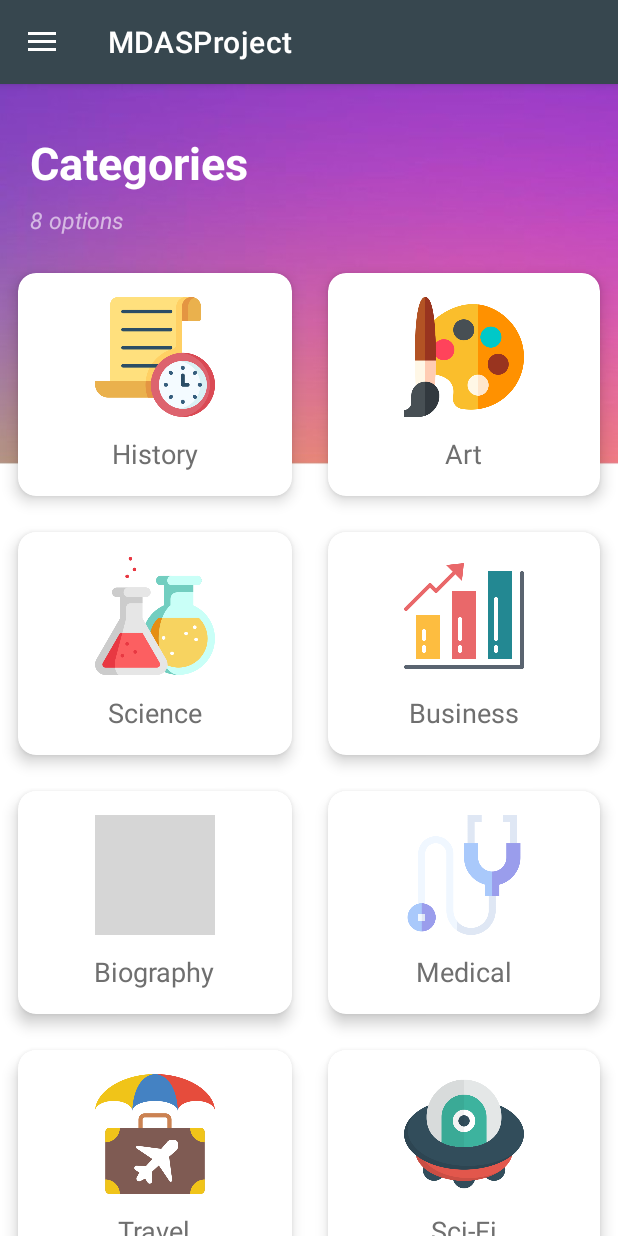
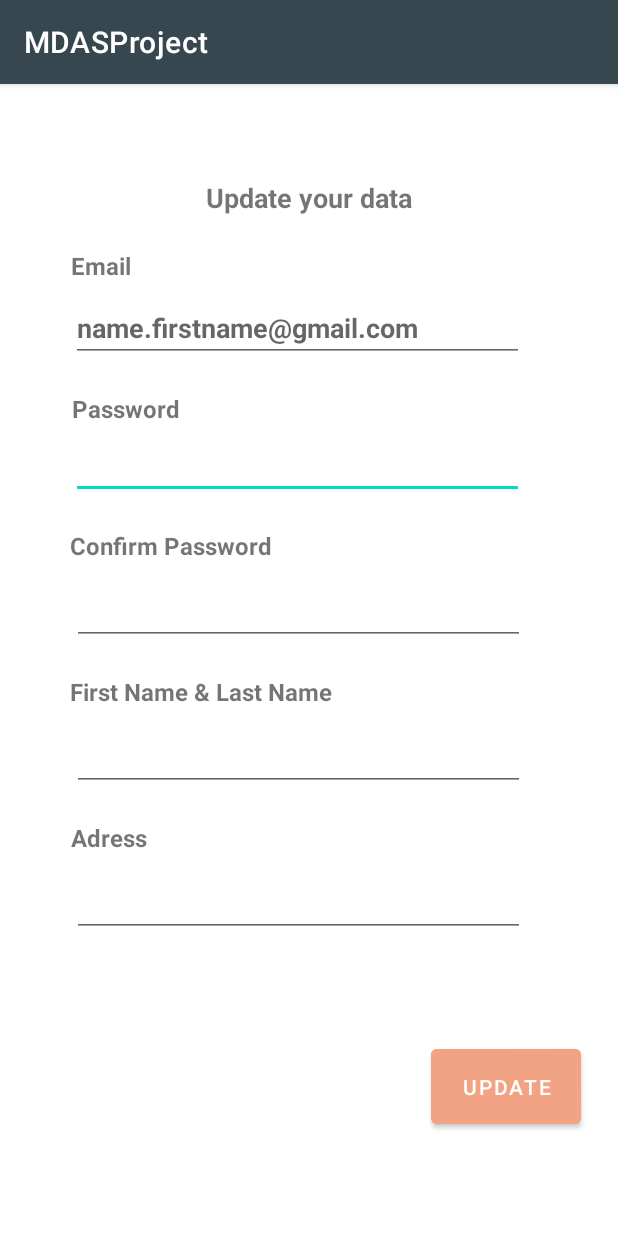
Before and after one commit to IrinaDobre/android-mdas, an Android app: the screen it shows after launch (CategoriesActivity before the commit, SettingsActivity after it), in the side drawer, after a tap on "Settings", on a phone screen of 412 x 824 dp. Run offline under Robolectric (Android 15) with nearby library versions, the phone set to English and light mode, and no system bars; our stand-ins replace Volley; pictures from the network do not load; 3 statements that could not run were skipped; grey boxes are pictures that could not be loaded.

```diff
--- a/app/src/main/AndroidManifest.xml
+++ b/app/src/main/AndroidManifest.xml
@@ -13,7 +13,10 @@
         android:supportsRtl="true"
         android:theme="@style/Theme.MDASProject"
         android:usesCleartextTraffic="true">
-        <activity android:name=".ShoppingCartActivity"></activity>
+        <activity android:name=".CartDetailsActivity"/>
+        <activity android:name=".FavoritesListActivity" />
+        <activity android:name=".SettingsActivity" />
+        <activity android:name=".ShoppingCartActivity" />
         <activity android:name=".BookDetailsActivity" />
         <activity android:name=".CategoryBooksActivity" />
         <activity android:name=".CategoriesActivity">
--- a/app/src/main/java/com/example/mdasproject/CategoriesActivity.java
+++ b/app/src/main/java/com/example/mdasproject/CategoriesActivity.java
@@ -123,21 +123,25 @@ public class CategoriesActivity extends AppCompatActivity implements View.OnClic
 
     @Override
     public boolean onNavigationItemSelected(@NonNull MenuItem item) {
-
+        Intent intent;
         switch(item.getItemId()) {
             case R.id.nav_fav_list :
                 Toast.makeText(getApplicationContext(),"Lista Favorite", Toast.LENGTH_LONG).show();
                 drawerLayout.closeDrawer(GravityCompat.START);
+                intent = new Intent(this, FavoritesListActivity.class);
+                startActivity(intent);
                 break;
             case R.id.nav_shopping_cart :
                 Toast.makeText(getApplicationContext(),"Lista Cumparaturi", Toast.LENGTH_LONG).show();
                 drawerLayout.closeDrawer(GravityCompat.START);
-                Intent i = new Intent(this, ShoppingCartActivity.class);
-                startActivity(i);
+                intent = new Intent(this, ShoppingCartActivity.class);
+                startActivity(intent);
                 break;
             case R.id.nav_settings :
                 Toast.makeText(getApplicationContext(),"Setari", Toast.LENGTH_LONG).show();
                 drawerLayout.closeDrawer(GravityCompat.START);
+                intent = new Intent(this, SettingsActivity.class);
+                startActivity(intent);
                 break;
             case R.id.nav_logout :
                 Toast.makeText(getApplicationContext(),"Logout", Toast.LENGTH_LONG).show();
--- /dev/null
+++ b/app/src/main/java/com/example/mdasproject/SettingsActivity.java
@@ -0,0 +1,102 @@
+package com.example.mdasproject;
+
+import androidx.appcompat.app.AppCompatActivity;
+
+import android.content.Intent;
+import android.os.Bundle;
+import android.widget.Button;
+import android.widget.EditText;
+import android.widget.Toast;
+
+import java.util.regex.Matcher;
+import java.util.regex.Pattern;
+
+import retrofit2.Call;
+import retrofit2.Callback;
+import retrofit2.Response;
+import retrofit2.Retrofit;
+import retrofit2.converter.gson.GsonConverterFactory;
+
+public class SettingsActivity extends AppCompatActivity {
+    private EditText etEmail;
+    private EditText etPassword;
+    private EditText etConfirmPassword;
+    private EditText etName;
+    private EditText etAdress;
+    private Button btnDone;
+
+    @Override
+    protected void onCreate(Bundle savedInstanceState) {
+        super.onCreate(savedInstanceState);
+        setContentView(R.layout.activity_settings);
+        initData();
+
+        btnDone.setOnClickListener(view -> {
+            if (validate()) {
+                updateUser();
+            }
+        });
+    }
+
+    public void initData() {
+        etEmail = findViewById(R.id.editTextEmailAddressSettings);
+        etPassword = findViewById(R.id.editTextPasswordSettings);
+        etConfirmPassword = findViewById(R.id.editTextConfirmPasswordSettings);
+        etName = findViewById(R.id.editTextNameSettings);
+        etAdress = findViewById(R.id.editTextAdressSettings);
+        btnDone = findViewById(R.id.buttonUpdateSettings);
+
+        //populate with data from db user
+    }
+
+    private boolean validate() {
+        boolean isValid;
+        if (etEmail.getText().toString().trim().isEmpty()) {
+            etEmail.setError("Please insert your email");
+        } else {
+            etEmail.setError(null);
+        }
+        if (etPassword.getText().toString().trim().isEmpty()) {
+            etPassword.setError("Please insert your password");
+        } else {
+            etPassword.setError(null);
+        }
+        if(etConfirmPassword.getText().toString().trim().isEmpty()) {
+            etConfirmPassword.setError("Please confirm your password");
+        } else if (!(etConfirmPassword.getText().toString().equals(etPassword.getText().toString()))) {
+            etConfirmPassword.setError("Password doesn't match");
+            etConfirmPassword.setText("");
+        } else {
+            etConfirmPassword.setError(null);
+        }
+        if (etName.getText().toString().trim().isEmpty()) {
+            etName.setError("Please insert yout name");
+        } else {
+            etName.setError(null);
+        }
+        if (etAdress.getText().toString().trim().isEmpty()) {
+            etAdress.setError("Please insert your password");
+            isValid = false;
+        } else {
+            etAdress.setError(null);
+            isValid = true;
+        }
+        return isValid;
+    }
+    public static final Pattern VALID_EMAIL_ADDRESS_REGEX =
+            Pattern.compile("^[A-Z0-9._%+-]+@[A-Z0-9.-]+\\.[A-Z]{2,6}$", Pattern.CASE_INSENSITIVE);
+
+    public static boolean validateEmail(String emailStr) {
+        Matcher matcher = VALID_EMAIL_ADDRESS_REGEX .matcher(emailStr);
+        return matcher.find();
+    }
+
+    private void updateUser() {
+        User user = new User();
+        user.setUsername(etEmail.getText().toString());
+        user.setName(etName.getText().toString());
+        user.setPassword(etPassword.getText().toString());
+        user.setAddress(etAdress.getText().toString());
+
+    }
+}
--- a/app/src/main/java/com/example/mdasproject/User.java
+++ b/app/src/main/java/com/example/mdasproject/User.java
@@ -1,5 +1,6 @@
 package com.example.mdasproject;
 
+import com.example.mdasproject.classes.Book;
 import com.example.mdasproject.classes.ShoppingCartItem;
 
 import java.util.ArrayList;
@@ -13,6 +14,7 @@ public class User {
     private String name;
     private String address;
     public static List<ShoppingCartItem> shoppingList = new ArrayList<>();
+    public static List<Book> favListBook = new ArrayList<>();
 
     public int getId() {
         return id;
--- a/app/src/main/java/com/example/mdasproject/adapters/RecyclerViewAdapter.java
+++ b/app/src/main/java/com/example/mdasproject/adapters/RecyclerViewAdapter.java
@@ -18,6 +18,7 @@ import androidx.recyclerview.widget.RecyclerView;
 import com.bumptech.glide.Glide;
 import com.bumptech.glide.request.RequestOptions;
 import com.example.mdasproject.BookDetailsActivity;
+import com.example.mdasproject.FavoritesListActivity;
 import com.example.mdasproject.R;
 import com.example.mdasproject.classes.Book;
 
@@ -61,6 +62,9 @@ public class RecyclerViewAdapter extends RecyclerView.Adapter<RecyclerViewAdapte
                 i.putExtra("bookPublishDate" ,mData.get(pos).getPublishedDate());
                 i.putExtra("bookThumbnail" ,mData.get(pos).getThumbnail());
                 i.putExtra("bookPrice", mData.get(pos).getPrice());
+                if(mContext instanceof FavoritesListActivity)  {
+                    i.putExtra("favScreen", 1);
+                }
                 mContext.startActivity(i);
             }
         });
--- /dev/null
+++ b/app/src/main/res/drawable/ic_baseline_credit_card_24.xml
@@ -0,0 +1,5 @@
+<vector android:height="24dp" android:tint="#FFFFFF"
+    android:viewportHeight="24" android:viewportWidth="24"
+    android:width="24dp" xmlns:android="http://schemas.android.com/apk/res/android">
+    <path android:fillColor="@android:color/white" android:pathData="M20,4L4,4c-1.11,0 -1.99,0.89 -1.99,2L2,18c0,1.11 0.89,2 2,2h16c1.11,0 2,-0.89 2,-2L22,6c0,-1.11 -0.89,-2 -2,-2zM20,18L4,18v-6h16v6zM20,8L4,8L4,6h16v2z"/>
+</vector>
--- /dev/null
+++ b/app/src/main/res/drawable/ic_baseline_payment_24.xml
@@ -0,0 +1,5 @@
+<vector android:height="24dp" android:tint="#FFFFFF"
+    android:viewportHeight="24" android:viewportWidth="24"
+    android:width="24dp" xmlns:android="http://schemas.android.com/apk/res/android">
+    <path android:fillColor="@android:color/white" android:pathData="M20,4L4,4c-1.11,0 -1.99,0.89 -1.99,2L2,18c0,1.11 0.89,2 2,2h16c1.11,0 2,-0.89 2,-2L22,6c0,-1.11 -0.89,-2 -2,-2zM20,18L4,18v-6h16v6zM20,8L4,8L4,6h16v2z"/>
+</vector>
--- /dev/null
+++ b/app/src/main/res/layout/activity_settings.xml
@@ -0,0 +1,182 @@
+<?xml version="1.0" encoding="utf-8"?>
+<androidx.constraintlayout.widget.ConstraintLayout xmlns:android="http://schemas.android.com/apk/res/android"
+    xmlns:app="http://schemas.android.com/apk/res-auto"
+    xmlns:tools="http://schemas.android.com/tools"
+    android:layout_width="match_parent"
+    android:layout_height="match_parent"
+    tools:context=".SettingsActivity">
+
+    <TextView
+        android:id="@+id/labelEmailSettings"
+        android:layout_width="wrap_content"
+        android:layout_height="wrap_content"
+        android:layout_marginStart="47dp"
+        android:layout_marginTop="110dp"
+        android:layout_marginEnd="324dp"
+        android:text="Email"
+        android:textSize="16dp"
+        android:textStyle="bold"
+        app:layout_constraintBottom_toTopOf="@+id/editTextEmailAddressSettings"
+        app:layout_constraintEnd_toEndOf="parent"
+        app:layout_constraintHorizontal_bias="0.0"
+        app:layout_constraintStart_toStartOf="parent"
+        app:layout_constraintTop_toTopOf="parent" />
+
+    <EditText
+        android:id="@+id/editTextPasswordSettings"
+        android:layout_width="302dp"
+        android:layout_height="wrap_content"
+        android:layout_marginStart="47dp"
+        android:layout_marginTop="4dp"
+        android:layout_marginEnd="62dp"
+        android:ems="10"
+        android:inputType="textPassword"
+        android:textStyle="bold"
+        app:layout_constraintEnd_toEndOf="parent"
+        app:layout_constraintHorizontal_bias="0.0"
+        app:layout_constraintStart_toStartOf="parent"
+        app:layout_constraintTop_toBottomOf="@+id/labelPasswordSettings" />
+
+    <EditText
+        android:id="@+id/editTextEmailAddressSettings"
+        android:layout_width="302dp"
+        android:layout_height="wrap_content"
+        android:layout_marginStart="47dp"
+        android:layout_marginTop="8dp"
+        android:layout_marginEnd="61dp"
+        android:ems="10"
+        android:hint="name.firstname@gmail.com"
+        android:inputType="textEmailAddress"
+        android:textStyle="bold"
+        app:layout_constraintEnd_toEndOf="parent"
+        app:layout_constraintHorizontal_bias="0.0"
+        app:layout_constraintStart_toStartOf="parent"
+        app:layout_constraintTop_toBottomOf="@+id/labelEmailSettings" />
+
+    <TextView
+        android:id="@+id/labelPasswordSettings"
+        android:layout_width="wrap_content"
+        android:layout_height="wrap_content"
+        android:layout_marginStart="47dp"
+        android:layout_marginTop="20dp"
+        android:layout_marginEnd="292dp"
+        android:text="Password"
+        android:textSize="16dp"
+        android:textStyle="bold"
+        app:layout_constraintBottom_toTopOf="@+id/editTextPasswordSettings"
+        app:layout_constraintEnd_toEndOf="parent"
+        app:layout_constraintStart_toStartOf="parent"
+        app:layout_constraintTop_toBottomOf="@+id/editTextEmailAddressSettings" />
+
+    <TextView
+        android:id="@+id/labelConfirmPasswordSettings"
+        android:layout_width="wrap_content"
+        android:layout_height="wrap_content"
+        android:layout_marginStart="47dp"
+        android:layout_marginTop="20dp"
+        android:layout_marginEnd="232dp"
+        android:text="Confirm Password"
+        android:textSize="16dp"
+        android:textStyle="bold"
+        app:layout_constraintBottom_toTopOf="@+id/editTextConfirmPasswordSettings"
+        app:layout_constraintEnd_toEndOf="parent"
+        app:layout_constraintStart_toStartOf="parent"
+        app:layout_constraintTop_toBottomOf="@+id/editTextPasswordSettings" />
+
+    <EditText
+        android:id="@+id/editTextConfirmPasswordSettings"
+        android:layout_width="302dp"
+        android:layout_height="wrap_content"
+        android:layout_marginStart="47dp"
+        android:layout_marginTop="10dp"
+        android:layout_marginEnd="62dp"
+        android:ems="10"
+        android:inputType="textPassword"
+        android:textStyle="bold"
+        app:layout_constraintEnd_toEndOf="parent"
+        app:layout_constraintStart_toStartOf="parent"
+        app:layout_constraintTop_toBottomOf="@+id/labelConfirmPasswordSettings" />
+
+    <TextView
+        android:id="@+id/labelNameSettings"
+        android:layout_width="wrap_content"
+        android:layout_height="wrap_content"
+        android:layout_marginStart="47dp"
+        android:layout_marginTop="20dp"
+        android:layout_marginEnd="191dp"
+        android:text="First Name &amp; Last Name"
+        android:textSize="16dp"
+        android:textStyle="bold"
+        app:layout_constraintBottom_toTopOf="@+id/editTextNameSettings"
+        app:layout_constraintEnd_toEndOf="parent"
+        app:layout_constraintStart_toStartOf="parent"
+        app:layout_constraintTop_toBottomOf="@+id/editTextConfirmPasswordSettings" />
+
+    <EditText
+        android:id="@+id/editTextNameSettings"
+        android:layout_width="302dp"
+        android:layout_height="wrap_content"
+        android:layout_marginStart="47dp"
+        android:layout_marginTop="10dp"
+        android:layout_marginEnd="62dp"
+        android:ems="10"
+        android:inputType="textPersonName"
+        android:textStyle="bold"
+        app:layout_constraintEnd_toEndOf="parent"
+        app:layout_constraintStart_toStartOf="parent"
+        app:layout_constraintTop_toBottomOf="@+id/labelNameSettings" />
+
+    <TextView
+        android:id="@+id/labelAdressSettings"
+        android:layout_width="wrap_content"
+        android:layout_height="wrap_content"
+        android:layout_marginStart="47dp"
+        android:layout_marginTop="20dp"
+        android:layout_marginEnd="314dp"
+        android:text="Adress"
+        android:textSize="16dp"
+        android:textStyle="bold"
+        app:layout_constraintEnd_toEndOf="parent"
+        app:layout_constraintStart_toStartOf="parent"
+        app:layout_constraintTop_toBottomOf="@+id/editTextNameSettings" />
+
+    <EditText
+        android:id="@+id/editTextAdressSettings"
+        android:layout_width="302dp"
+        android:layout_height="wrap_content"
+        android:layout_marginStart="47dp"
+        android:layout_marginTop="10dp"
+        android:layout_marginEnd="62dp"
+        android:ems="10"
+        android:gravity="start|top"
+        android:inputType="textMultiLine"
+        android:textStyle="bold"
+        app:layout_constraintEnd_toEndOf="parent"
+        app:layout_constraintStart_toStartOf="parent"
+        app:layout_constraintTop_toBottomOf="@+id/labelAdressSettings" />
+
+    <TextView
+        android:id="@+id/labelCompleteDataSettings"
+        android:layout_width="wrap_content"
+        android:layout_height="wrap_content"
+        android:layout_marginTop="63dp"
+        android:text="Update your data"
+        android:textSize="18dp"
+        android:textStyle="bold"
+        app:layout_constraintEnd_toEndOf="parent"
+        app:layout_constraintStart_toStartOf="parent"
+        app:layout_constraintTop_toTopOf="parent" />
+
+    <Button
+        android:id="@+id/buttonUpdateSettings"
+        android:layout_width="100dp"
+        android:layout_height="62dp"
+        android:backgroundTint="#F1A384"
+        android:text="Update"
+        app:layout_constraintBottom_toBottomOf="parent"
+        app:layout_constraintEnd_toEndOf="parent"
+        app:layout_constraintHorizontal_bias="0.921"
+        app:layout_constraintStart_toStartOf="parent"
+        app:layout_constraintTop_toBottomOf="@+id/editTextAdressSettings" />
+
+</androidx.constraintlayout.widget.ConstraintLayout>
```
Also changed, not shown: app/src/main/java/com/example/mdasproject/BookDetailsActivity.java (+27 -2 lines), app/src/main/java/com/example/mdasproject/CartDetailsActivity.java (added, +14 -0 lines), app/src/main/java/com/example/mdasproject/FavoritesListActivity.java (added, +30 -0 lines), app/src/main/java/com/example/mdasproject/ShoppingCartActivity.java (+9 -3 lines), app/src/main/java/com/example/mdasproject/classes/Book.java (+46 -0 lines), app/src/main/res/layout/activity_book_details.xml (+6 -16 lines), app/src/main/res/layout/activity_cart_details.xml (added, +188 -0 lines), app/src/main/res/layout/activity_favorites_list.xml (added, +19 -0 lines), app/src/main/res/layout/activity_shopping_cart.xml (+17 -1 lines), app/src/main/res/layout/book_item.xml (+0 -11 lines).
